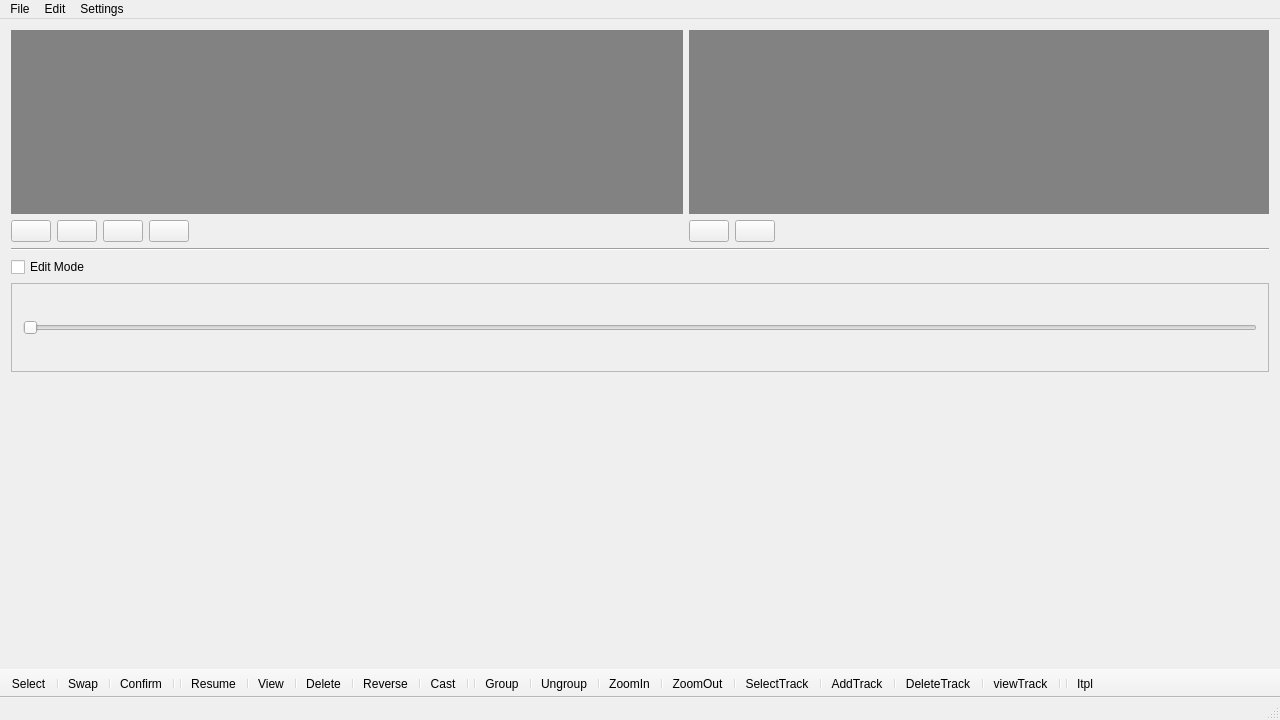
sisi16/stop-motion, file mainwindow.ui: the form before one commit.
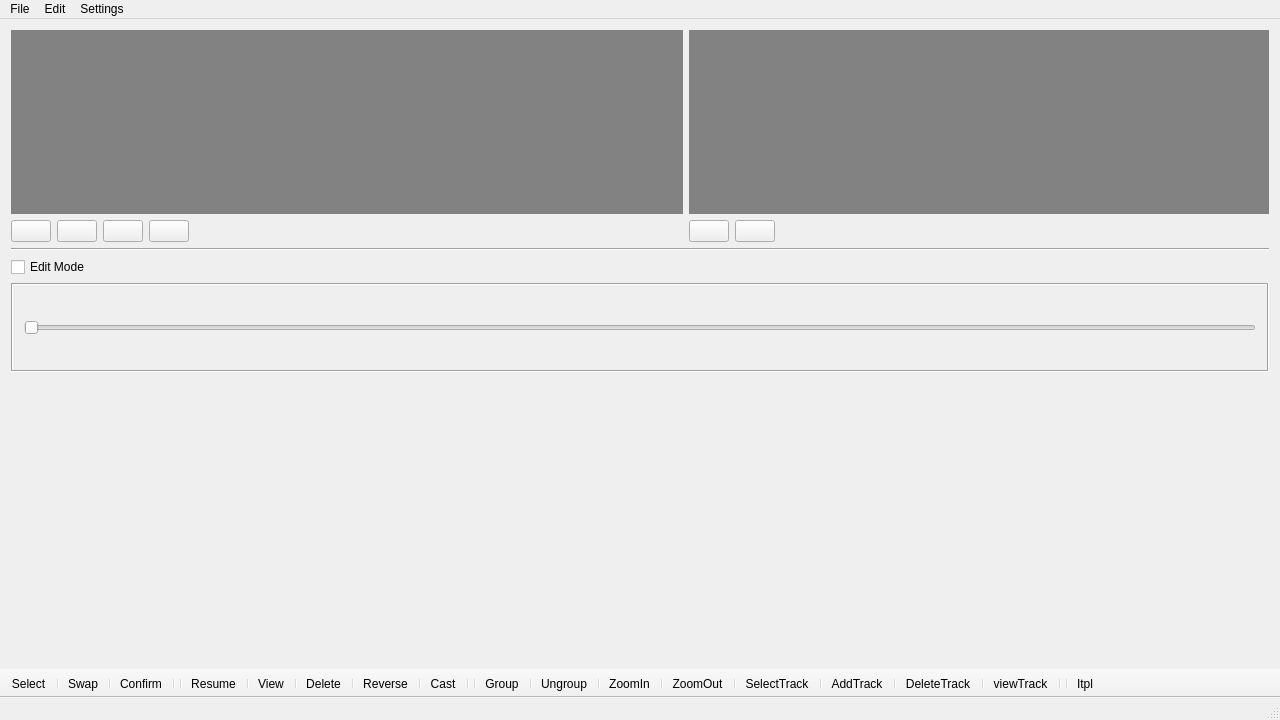
The form after the commit. Icons and pictures are not drawn.

```diff
--- a/mainwindow.ui
+++ b/mainwindow.ui
@@ -312,6 +312,9 @@
         <verstretch>0</verstretch>
        </sizepolicy>
       </property>
+      <property name="frameShape">
+       <enum>QFrame::Box</enum>
+      </property>
       <property name="widgetResizable">
        <bool>true</bool>
       </property>
```
